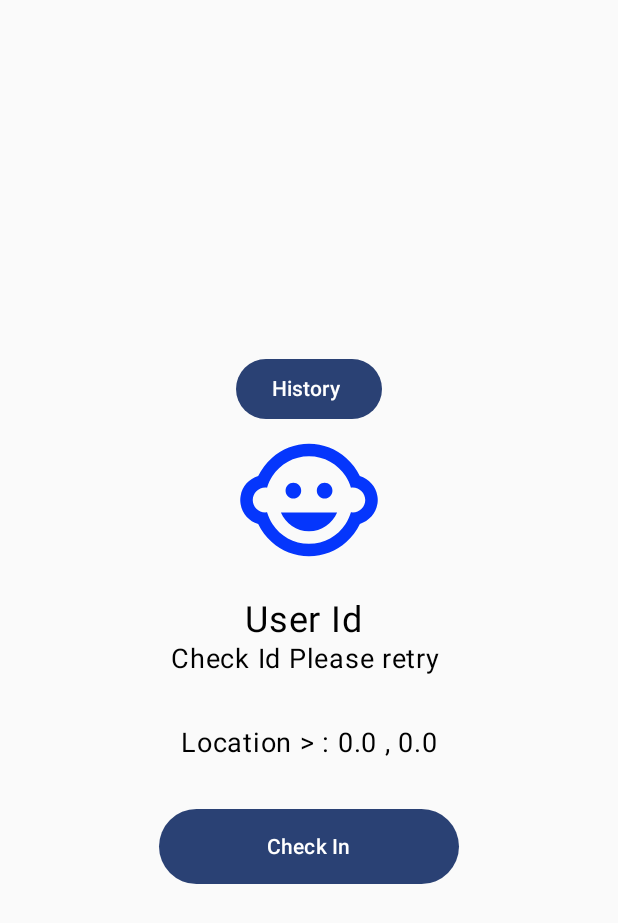
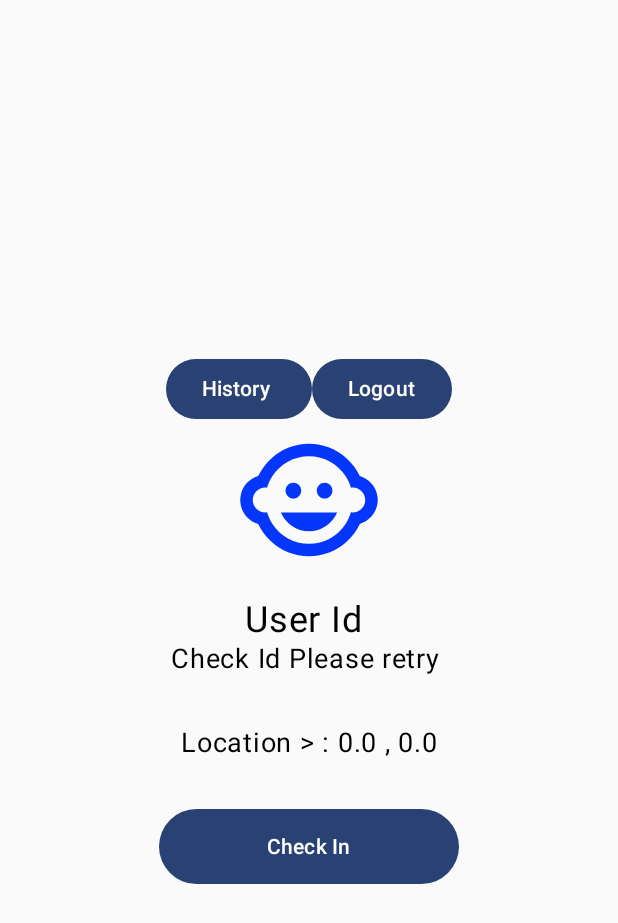
Before and after one commit to apemango/LocationTracking-Background, an Android app built with Jetpack Compose: the MainActivity screen opened directly, with no data from a screen before it, on a phone screen of 412 x 824 dp. Shown: the top 923 px of the screen. Run offline under Robolectric (Android 15) with nearby library versions, the phone set to English and light mode, and no system bars; our stand-ins replace Dagger/Hilt's generated code.

Commit message:
improve code update

```diff
--- a/app/src/main/java/com/phone/tracker/MainActivity.kt
+++ b/app/src/main/java/com/phone/tracker/MainActivity.kt
@@ -1,7 +1,6 @@
 package com.phone.tracker
 
 import android.Manifest
-import android.app.Activity
 import android.app.AlertDialog
 import android.content.BroadcastReceiver
 import android.content.Context
@@ -30,8 +29,10 @@ import androidx.core.content.ContextCompat
 import com.phone.tracker.data.local.PreferencesManager
 import com.phone.tracker.recevier.LocationService
 import com.phone.tracker.ui.AttendanceiHistory
+import com.phone.tracker.ui.componet.CircularProgressBar
 import com.phone.tracker.ui.home.HomeScreen
 import com.phone.tracker.ui.home.MainViewModel
+import com.phone.tracker.ui.login.LoginActivity
 import com.phone.tracker.ui.theme.PotterComposeTheme
 import dagger.hilt.android.AndroidEntryPoint
 import javax.inject.Inject
@@ -86,6 +87,10 @@ class MainActivity : ComponentActivity() {
 
         setContent {
             PotterComposeTheme {
+
+//                var isLoading by remember { mutableStateOf(false) }
+//                CircularProgressBar(isLoading = isLoading)
+
                 val checkInState by mainViewModel.checkInState.collectAsState() // Collect state from the ViewModel
                 val checkOutState by mainViewModel.checkOutState.collectAsState() // Collect state from the ViewModel
 
@@ -98,29 +103,30 @@ class MainActivity : ComponentActivity() {
                 var userId = remember { mutableStateOf(preferencesManager.userIdGet()) }
                 var isReadyCheckInOut by rememberSaveable { mutableStateOf(mainViewModel.tracking.value) }
 
-                val context = this
-                LaunchedEffect(updateLocation, checkInState, checkOutState, trackingState) {
+                LaunchedEffect(updateLocation, mainViewModel.checkInState.collectAsState(), checkOutState, trackingState) {
 
                     isCheckInOutState.value = trackingState
 
-//                    Log.e("Checking details --> ", "onCreate: "+checkInState.checkIn.first().checkInId )
+                    Log.e("Checking details --> ", "onCreate: "+checkInState.checkIn.toString() )
 
                     if (!checkInState.checkIn.isNullOrEmpty()) {
+
                         checkInId.value = checkInState.checkIn.first().checkInId
                         userId.value = checkInState.checkIn.first().checkInId
                         preferencesManager.saveCheckIn(checkInState.checkIn.first().checkInId)
+
+//                        isLoading = false
                     }
 
-                    Log.e("TAG", "onCreate:  state of api "+checkOutState.status )
-                    if (checkOutState.status==1) {/*
+                    if (checkOutState.status != 0) {
+//                        isLoading = !isLoading
                         preferencesManager.trackingStatus(false)
-                        mainViewModel.trackingOnOff()
-                        stopLocationService(context as Activity)*/
+
+//                        isLoading = false
                     }
 
                     isReadyCheckInOut = updateLocation.latitude != 0.0 && updateLocation.longitude != 0.0
                 }
-
 
                 HomeScreen(preferencesManager,
                     checkInState.checkIn,
@@ -137,6 +143,8 @@ class MainActivity : ComponentActivity() {
                                 updateLocation.longitude,
                                 "Delhi"
                             )
+//                            isLoading = false
+//                            isLoading = true
                         } else {
                             Toast.makeText(
                                 this,
@@ -147,16 +155,21 @@ class MainActivity : ComponentActivity() {
                     },
                     onCheckOut = {
                         if (isReadyCheckInOut) {
-                            mainViewModel.checkOut(
-                                preferencesManager.userIdGet().toLong(),
-                                preferencesManager.getCheckIn().toLong(), updateLocation.latitude.toLong(),
-                                updateLocation.longitude.toLong(), "NSB", "23"
-                            )
+                            try {
+                                mainViewModel.checkOut(
+                                    preferencesManager.userIdGet().toLong(),
+                                    preferencesManager.getCheckIn().toLong(),
+                                    updateLocation.latitude.toString().toLong(),
+                                    updateLocation.longitude.toString().toLong(), "NSB", "23"
+                                )
+//                                isLoading = false
+//                                isLoading = true
+                            }catch (e:Exception){
+                                Log.e("CHECK IN ERROR", " checkin error  "+e.message )
+                            }
 
-                            preferencesManager.trackingStatus(false)
                             mainViewModel.trackingOnOff()
                             stopLocationService(this)
-
                         } else {
                             Toast.makeText(
                                 this,
@@ -164,8 +177,11 @@ class MainActivity : ComponentActivity() {
                                 Toast.LENGTH_SHORT
                             ).show()
                         }
-                    }, showHistory = {
+                    },
+                    showHistory = {
                         this.startActivity(Intent(this, AttendanceiHistory::class.java))
+                    }, logout = {
+                        this.startActivity(Intent(this, LoginActivity::class.java))
                     }
                 )
             }
--- a/app/src/main/java/com/phone/tracker/data/local/PreferencesManager.kt
+++ b/app/src/main/java/com/phone/tracker/data/local/PreferencesManager.kt
@@ -16,6 +16,10 @@ class PreferencesManager(private val context: Context) {
 
     private val sharedPreferences: SharedPreferences by lazy {
         context.getSharedPreferences(context.packageName, Context.MODE_PRIVATE)
+    }
+
+    fun clear(){
+        sharedPreferences.edit().clear()
     }
 
     // Public method to edit preferences
--- a/app/src/main/java/com/phone/tracker/ui/home/HomeScreen.kt
+++ b/app/src/main/java/com/phone/tracker/ui/home/HomeScreen.kt
@@ -4,6 +4,7 @@ import android.content.Context
 import androidx.compose.foundation.Image
 import androidx.compose.foundation.layout.Arrangement
 import androidx.compose.foundation.layout.Column
+import androidx.compose.foundation.layout.Row
 import androidx.compose.foundation.layout.Spacer
 import androidx.compose.foundation.layout.fillMaxSize
 import androidx.compose.foundation.layout.height
@@ -30,7 +31,8 @@ fun HomeScreen(
     isCheckedIn: Boolean,
     onCheckIn: () -> Unit,
     onCheckOut: () -> Unit,
-    showHistory: () -> Unit
+    showHistory: () -> Unit,
+    logout: () -> Unit
 ) {
     Column(
         modifier = Modifier
@@ -39,18 +41,30 @@ fun HomeScreen(
         verticalArrangement = Arrangement.Center,
         horizontalAlignment = Alignment.CenterHorizontally
     ) {
-        Button(onClick = {
-            showHistory.invoke()
-        }) {
-            Text("History ")
 
+        Row {
+
+            Button(onClick = {
+                showHistory.invoke()
+            }) {
+                Text("History ")
+            }
+
+            Button(onClick = {
+                logout.invoke()
+            }) {
+                Text("Logout")
+            }
         }
+
+
         // Profile Logo
         Image(
             painter = painterResource(id = R.drawable.ic_icon), // Replace with your logo resource
             contentDescription = "Profile Logo",
             modifier = Modifier.size(100.dp)
         )
+
 
         Spacer(modifier = Modifier.height(16.dp))
 
--- a/app/src/main/java/com/phone/tracker/ui/home/MainViewModel.kt
+++ b/app/src/main/java/com/phone/tracker/ui/home/MainViewModel.kt
@@ -65,7 +65,7 @@ class MainViewModel @Inject constructor(
                 _checkInState.value = response
                 preferencesManager.saveCheckIn(response.checkIn.first().checkInId)
             } catch (e: Exception) {
-                Log.d("TAG", "login: error" + e.message)
+                Log.d("TAG", "login: error " + e.message)
             }
         }
     }
@@ -120,6 +120,7 @@ class MainViewModel @Inject constructor(
 
     fun updateLocation(latitude: Double, longitude: Double) {
         _location.value = LocationData(latitude, longitude)
+        Log.e("SYNC DATA", "updateLocation   ---- > : "+longitude + " "+longitude )
     }
 
 }
```
Also changed, not shown: app/src/main/java/com/phone/tracker/ui/componet/CircularProgressBar.kt (added, +58 -0 lines), app/src/main/java/com/phone/tracker/ui/login/LoginActivity.kt (+12 -0 lines).
